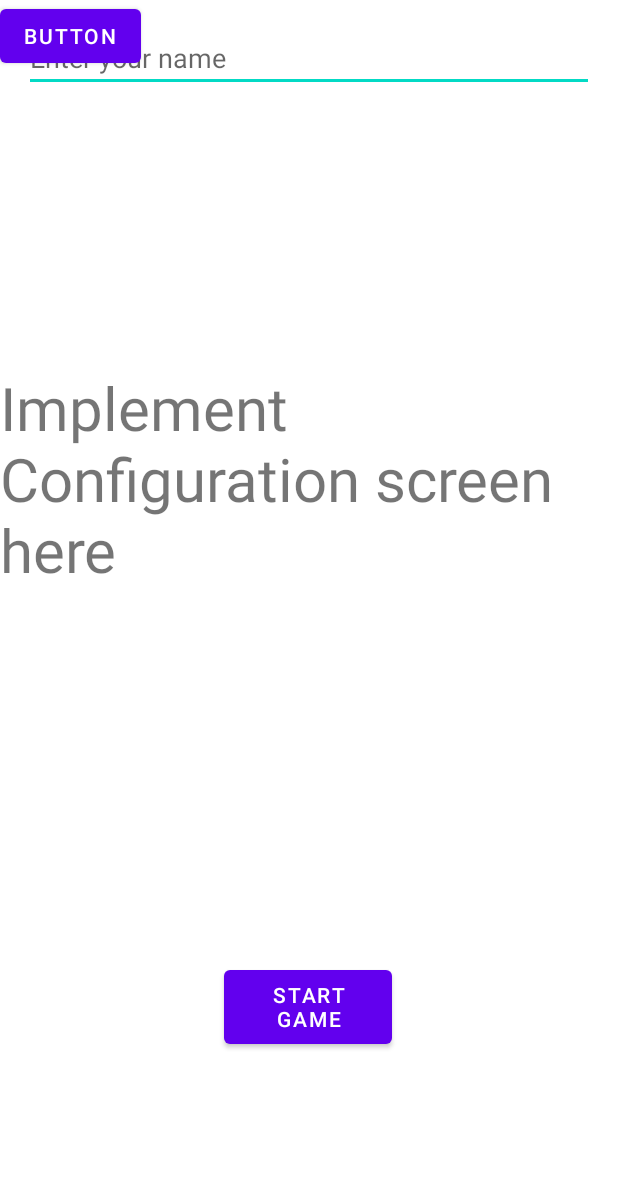
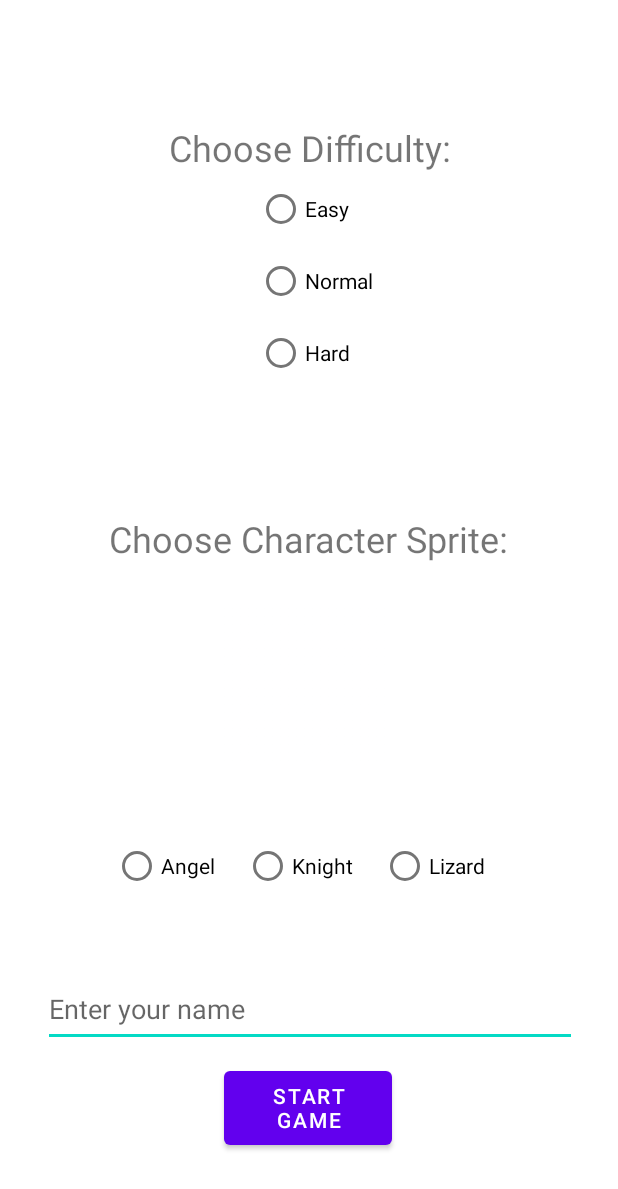
Before and after one commit to mellis0/CS2340A_Team46, an Android app: the ConfigActivity screen opened directly, with no data from a screen before it, on a phone screen of 412 x 824 dp. Shown: the top 1189 px of the screen. Run offline under Robolectric (Android 15) with nearby library versions, the phone set to English and light mode, and no system bars.

Commit message:
finished config screen

```diff
--- a/app/src/main/AndroidManifest.xml
+++ b/app/src/main/AndroidManifest.xml
@@ -23,6 +23,9 @@
         <activity
             android:name=".ConfigActivity"
             android:exported="false" />
+        <activity
+            android:name=".GameActivity"
+            android:exported="false" />
     </application>
 
 </manifest>
--- a/app/src/main/java/com/example/cs2340a_team46/ConfigActivity.java
+++ b/app/src/main/java/com/example/cs2340a_team46/ConfigActivity.java
@@ -4,16 +4,20 @@ import android.os.Bundle;
 import androidx.appcompat.app.AppCompatActivity;
 import android.content.Intent;
 import android.widget.Button;
+import android.widget.RadioButton;
+import android.widget.ImageView;
 import android.widget.TextView;
+import android.widget.RadioGroup;
+import android.widget.Toast;
 import android.view.View;
 
 import android.widget.EditText;
 public class ConfigActivity extends AppCompatActivity {
-    private EditText editText;
-    private TextView displayTextView;
-    private String name;
+    private RadioGroup characterRadioGroup;
+    private RadioGroup difficultyRadioGroup;
+    private ImageView imageView;
+    private EditText nameEditText;
     private int difficulty;
-    private int health;
     private int character;
     @Override
     protected void onCreate(Bundle savedInstanceState) {
@@ -21,24 +25,70 @@ public class ConfigActivity extends AppCompatActivity {
         getSupportActionBar().hide();
         setContentView(R.layout.config_screen);
 
-        editText = findViewById(R.id.editText);
-        displayTextView = findViewById(R.id.displayTextView);
+        nameEditText = findViewById(R.id.editText);
+//        displayTextView = findViewById(R.id.displayTextView);
 
 
         Button startGameBtn = findViewById(R.id.startGameButton);
 
         startGameBtn.setOnClickListener(v -> {
-            Intent game = new Intent(ConfigActivity.this, GameActivity.class);
-            game.putExtra("name", name);
-            game.putExtra("difficulty", difficulty);
-            game.putExtra("health", health);
-            game.putExtra("character", character);
-            startActivity(game);
-            finish();
+            String enteredName = nameEditText.getText().toString().trim();
+            if (enteredName.isEmpty()) {
+                // Display a message if the name is empty
+                Toast.makeText(ConfigActivity.this, "Please enter a name.", Toast.LENGTH_SHORT).show();
+            } else if (difficulty == 0) {
+                Toast.makeText(ConfigActivity.this, "Please select difficulty.", Toast.LENGTH_SHORT).show();
+            } else if (character == 0) {
+                Toast.makeText(ConfigActivity.this, "Please select a character.", Toast.LENGTH_SHORT).show();
+            }else {
+                Intent game = new Intent(ConfigActivity.this, GameActivity.class);
+                game.putExtra("name", enteredName);
+                game.putExtra("difficulty", difficulty);
+                game.putExtra("character", character);
+                startActivity(game);
+                finish();
+            }
+
+        });
+
+        characterRadioGroup = findViewById(R.id.characterRadioGroup);
+        imageView = findViewById(R.id.imageView);
+
+        // Set a listener for the RadioGroup
+        characterRadioGroup.setOnCheckedChangeListener(new RadioGroup.OnCheckedChangeListener() {
+            @Override
+            public void onCheckedChanged(RadioGroup group, int checkedId) {
+                // Handle the radio button selection
+                RadioButton selectedRadioButton = findViewById(checkedId);
+
+                if (selectedRadioButton.getId() == R.id.characterRadioOption1) {
+                    imageView.setImageResource(R.drawable.angel);
+                    character = 1;
+                } else if (selectedRadioButton.getId() == R.id.characterRadioOption2) {
+                    imageView.setImageResource(R.drawable.knight);
+                    character = 2;
+                } else if (selectedRadioButton.getId() == R.id.characterRadioOption3) {
+                    imageView.setImageResource(R.drawable.lizard);
+                    character = 3;
+                }
+            }
+        });
+
+        difficultyRadioGroup = findViewById(R.id.difficultyRadioGroup);
+        difficultyRadioGroup.setOnCheckedChangeListener(new RadioGroup.OnCheckedChangeListener() {
+            @Override
+            public void onCheckedChanged(RadioGroup group, int checkedId) {
+                // Handle the radio button selection
+                RadioButton selectedRadioButton = findViewById(checkedId);
+
+                if (selectedRadioButton.getId() == R.id.difficultyRadioOption1) {
+                    difficulty = 1;
+                } else if (selectedRadioButton.getId() == R.id.difficultyRadioOption2) {
+                    difficulty = 2;
+                } else if (selectedRadioButton.getId() == R.id.difficultyRadioOption3) {
+                    difficulty = 3;
+                }
+            }
         });
     }
-    public void onDisplayButtonClick(View view) {
-        String userInput = editText.getText().toString();
-        displayTextView.setText("User Input: " + userInput);
-    }
 }
--- a/app/src/main/res/layout/config_screen.xml
+++ b/app/src/main/res/layout/config_screen.xml
@@ -6,32 +6,18 @@
     android:layout_width="match_parent"
     android:layout_height="match_parent">
 
-    <TextView
-        android:id="@+id/displayTextView"
-        android:layout_width="wrap_content"
-        android:layout_height="wrap_content"
-        android:layout_marginStart="24dp"
-        android:layout_marginTop="204dp"
-        android:text="Implement Configuration screen here"
-        android:textSize="40sp"
+    <EditText
+        android:id="@+id/editText"
+        android:layout_width="356dp"
+        android:layout_height="50dp"
+        android:hint="Enter your name"
+
         app:layout_constraintBottom_toBottomOf="parent"
         app:layout_constraintEnd_toEndOf="parent"
-        app:layout_constraintHorizontal_bias="1.0"
+        app:layout_constraintHorizontal_bias="0.508"
         app:layout_constraintStart_toStartOf="parent"
         app:layout_constraintTop_toTopOf="parent"
-        app:layout_constraintVertical_bias="0.086" />
-
-    <EditText
-        android:id="@+id/editText"
-        android:layout_width="match_parent"
-        android:layout_height="wrap_content"
-        android:layout_margin="16dp"
-        android:layout_marginTop="400dp"
-        android:hint="Enter your name"
-        app:layout_constraintEnd_toEndOf="parent"
-        app:layout_constraintStart_toStartOf="parent"
-        app:layout_constraintTop_toTopOf="parent"
-        android:onClick="onDisplayButtonClick"/>
+        app:layout_constraintVertical_bias="0.837" />
 
     <Button
         android:id="@+id/startGameButton"
@@ -44,13 +30,124 @@
         app:layout_constraintHorizontal_bias="0.498"
         app:layout_constraintStart_toStartOf="parent"
         app:layout_constraintTop_toTopOf="parent"
-        app:layout_constraintVertical_bias="0.84" />
+        app:layout_constraintVertical_bias="0.928" />
 
-    <Button
-        android:id="@+id/button2"
+    <ImageView
+        android:id="@+id/imageView"
+        android:layout_width="108dp"
+        android:layout_height="153dp"
+        android:layout_marginTop="16dp"
+        android:src="@drawable/none"
+        app:layout_constraintBottom_toBottomOf="parent"
+        app:layout_constraintEnd_toEndOf="parent"
+        app:layout_constraintHorizontal_bias="0.491"
+        app:layout_constraintStart_toStartOf="parent"
+        app:layout_constraintTop_toTopOf="parent"
+        app:layout_constraintVertical_bias="0.555" />
+
+    <TextView
+        android:id="@+id/textView2"
         android:layout_width="wrap_content"
         android:layout_height="wrap_content"
-        android:text="Button"
-        tools:layout_editor_absoluteX="149dp"
-        tools:layout_editor_absoluteY="452dp" />
+        android:text="Choose Character Sprite:"
+        app:layout_constraintBottom_toBottomOf="parent"
+        app:layout_constraintEnd_toEndOf="parent"
+        app:layout_constraintHorizontal_bias="0.498"
+        app:layout_constraintStart_toStartOf="parent"
+        app:layout_constraintTop_toTopOf="parent"
+        app:layout_constraintVertical_bias="0.433"
+        android:textSize="24sp"/>
+
+    <RadioGroup
+        android:id="@+id/characterRadioGroup"
+        android:layout_width="257dp"
+        android:layout_height="54dp"
+        android:layout_marginTop="16dp"
+        android:orientation="horizontal"
+
+        app:layout_constraintBottom_toBottomOf="parent"
+        app:layout_constraintEnd_toEndOf="parent"
+        app:layout_constraintHorizontal_bias="0.487"
+        app:layout_constraintStart_toStartOf="parent"
+        app:layout_constraintTop_toTopOf="parent"
+        app:layout_constraintVertical_bias="0.713">
+
+
+        <RadioButton
+            android:id="@+id/characterRadioOption1"
+            android:layout_width="87dp"
+            android:layout_height="wrap_content"
+            android:text="Angel"
+            tools:layout_editor_absoluteX="158dp"
+            tools:layout_editor_absoluteY="139dp" />
+
+        <RadioButton
+            android:id="@+id/characterRadioOption2"
+            android:layout_width="91dp"
+            android:layout_height="wrap_content"
+            android:text="Knight" />
+
+        <RadioButton
+            android:id="@+id/characterRadioOption3"
+            android:layout_width="91dp"
+            android:layout_height="wrap_content"
+            android:text="Lizard"
+            tools:layout_editor_absoluteX="158dp"
+            tools:layout_editor_absoluteY="235dp" />
+
+
+    </RadioGroup>
+
+    <RadioGroup
+        android:id="@+id/difficultyRadioGroup"
+        android:layout_width="85dp"
+        android:layout_height="161dp"
+        android:layout_marginTop="16dp"
+        android:orientation="vertical"
+
+        app:layout_constraintBottom_toBottomOf="parent"
+        app:layout_constraintEnd_toEndOf="parent"
+        app:layout_constraintHorizontal_bias="0.524"
+        app:layout_constraintStart_toStartOf="parent"
+        app:layout_constraintTop_toTopOf="parent"
+        app:layout_constraintVertical_bias="0.154">
+
+
+        <RadioButton
+            android:id="@+id/difficultyRadioOption1"
+            android:layout_width="wrap_content"
+            android:layout_height="wrap_content"
+            android:text="Easy"
+            tools:layout_editor_absoluteX="158dp"
+            tools:layout_editor_absoluteY="139dp" />
+
+        <RadioButton
+            android:id="@+id/difficultyRadioOption2"
+            android:layout_width="wrap_content"
+            android:layout_height="wrap_content"
+            android:text="Normal" />
+
+        <RadioButton
+            android:id="@+id/difficultyRadioOption3"
+            android:layout_width="wrap_content"
+            android:layout_height="wrap_content"
+            android:text="Hard"
+            tools:layout_editor_absoluteX="158dp"
+            tools:layout_editor_absoluteY="235dp" />
+
+    </RadioGroup>
+
+    <TextView
+        android:id="@+id/textView"
+        android:layout_width="wrap_content"
+        android:layout_height="wrap_content"
+        android:text="Choose Difficulty:"
+        app:layout_constraintBottom_toBottomOf="parent"
+        app:layout_constraintEnd_toEndOf="parent"
+        app:layout_constraintHorizontal_bias="0.504"
+        app:layout_constraintStart_toStartOf="parent"
+        app:layout_constraintTop_toTopOf="parent"
+        app:layout_constraintVertical_bias="0.104"
+        android:textSize="24sp"/>
+
 </androidx.constraintlayout.widget.ConstraintLayout>
```
Also changed, not shown: app/src/main/res/drawable/angel.png (added), app/src/main/res/drawable/knight.png (added), app/src/main/res/drawable/lizard.png (added), app/src/main/res/drawable/none.png (added).
